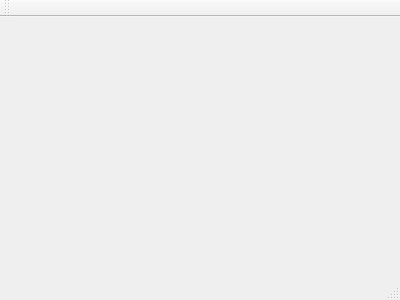
artwaw/nibiru, file mainwindow.ui: the form before one commit.
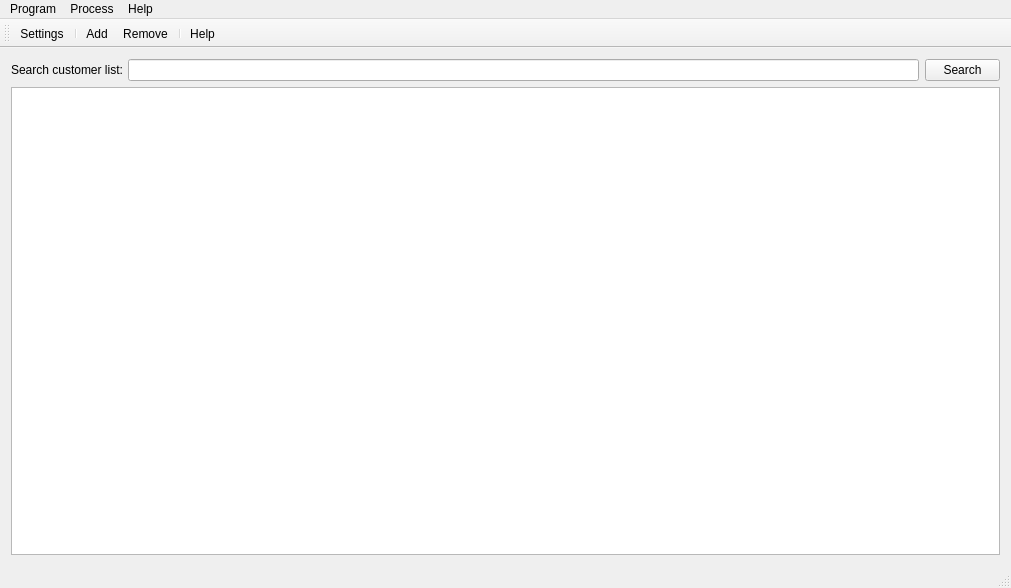
The form after the commit. Icons and pictures are not drawn.

```diff
--- a/mainwindow.ui
+++ b/mainwindow.ui
@@ -1,24 +1,177 @@
 <ui version="4.0">
  <class>MainWindow</class>
- <widget class="QMainWindow" name="MainWindow" >
-  <property name="geometry" >
+ <widget class="QMainWindow" name="MainWindow">
+  <property name="geometry">
    <rect>
     <x>0</x>
     <y>0</y>
-    <width>400</width>
-    <height>300</height>
+    <width>1009</width>
+    <height>588</height>
    </rect>
   </property>
   <property name="windowTitle" >
    <string>MainWindow</string>
   </property>
-  <widget class="QMenuBar" name="menuBar" />
-  <widget class="QToolBar" name="mainToolBar" />
-  <widget class="QWidget" name="centralWidget" />
-  <widget class="QStatusBar" name="statusBar" />
+  <widget class="QWidget" name="centralWidget">
+   <layout class="QGridLayout" name="gridLayout">
+    <item row="0" column="0">
+     <layout class="QHBoxLayout" name="horizontalLayout">
+      <item>
+       <widget class="QLabel" name="label">
+        <property name="minimumSize">
+         <size>
+          <width>111</width>
+          <height>16</height>
+         </size>
+        </property>
+        <property name="text">
+         <string>Search customer list:</string>
+        </property>
+       </widget>
+      </item>
+      <item>
+       <widget class="QLineEdit" name="lineEdit">
+        <property name="minimumSize">
+         <size>
+          <width>791</width>
+          <height>20</height>
+         </size>
+        </property>
+       </widget>
+      </item>
+      <item>
+       <widget class="QPushButton" name="pushButton">
+        <property name="maximumSize">
+         <size>
+          <width>75</width>
+          <height>23</height>
+         </size>
+        </property>
+        <property name="text">
+         <string>Search</string>
+        </property>
+       </widget>
+      </item>
+     </layout>
+    </item>
+    <item row="1" column="0">
+     <widget class="QTreeView" name="treeView"/>
+    </item>
+   </layout>
+  </widget>
+  <widget class="QMenuBar" name="menuBar">
+   <property name="geometry">
+    <rect>
+     <x>0</x>
+     <y>0</y>
+     <width>1009</width>
+     <height>21</height>
+    </rect>
+   </property>
+   <widget class="QMenu" name="menuProgram">
+    <property name="title">
+     <string>Program</string>
+    </property>
+    <addaction name="actionSettings"/>
+    <addaction name="separator"/>
+    <addaction name="actionQuit"/>
+   </widget>
+   <widget class="QMenu" name="menuProcess">
+    <property name="title">
+     <string>Process</string>
+    </property>
+    <addaction name="actionAdd"/>
+    <addaction name="actionRemove"/>
+   </widget>
+   <widget class="QMenu" name="menuHelp">
+    <property name="title">
+     <string>Help</string>
+    </property>
+    <addaction name="actionHelp"/>
+   </widget>
+   <addaction name="menuProgram"/>
+   <addaction name="menuProcess"/>
+   <addaction name="menuHelp"/>
+  </widget>
+  <widget class="QToolBar" name="mainToolBar">
+   <attribute name="toolBarArea">
+    <enum>TopToolBarArea</enum>
+   </attribute>
+   <attribute name="toolBarBreak">
+    <bool>false</bool>
+   </attribute>
+   <addaction name="actionSettings"/>
+   <addaction name="separator"/>
+   <addaction name="actionAdd"/>
+   <addaction name="actionRemove"/>
+   <addaction name="separator"/>
+   <addaction name="actionHelp"/>
+  </widget>
+  <widget class="QStatusBar" name="statusBar"/>
+  <action name="actionSettings">
+   <property name="icon">
+    <iconset resource="res.qrc">
+     <normaloff>:/img/31188-200.png</normaloff>:/img/31188-200.png</iconset>
+   </property>
+   <property name="text">
+    <string>Settings...</string>
+   </property>
+   <property name="shortcut">
+    <string>F4</string>
+   </property>
+  </action>
+  <action name="actionQuit">
+   <property name="icon">
+    <iconset resource="res.qrc">
+     <normaloff>:/img/quit.png</normaloff>:/img/quit.png</iconset>
+   </property>
+   <property name="text">
+    <string>Quit</string>
+   </property>
+   <property name="shortcut">
+    <string>Ctrl+Q</string>
+   </property>
+  </action>
+  <action name="actionHelp">
+   <property name="icon">
+    <iconset resource="res.qrc">
+     <normaloff>:/img/help.png</normaloff>:/img/help.png</iconset>
+   </property>
+   <property name="text">
+    <string>Help</string>
+   </property>
+  </action>
+  <action name="actionSearch">
+   <property name="icon">
+    <iconset resource="res.qrc">
+     <normaloff>:/img/lookup.png</normaloff>:/img/lookup.png</iconset>
+   </property>
+   <property name="text">
+    <string>Search</string>
+   </property>
+  </action>
+  <action name="actionAdd">
+   <property name="icon">
+    <iconset resource="res.qrc">
+     <normaloff>:/img/prescription.png</normaloff>:/img/prescription.png</iconset>
+   </property>
+   <property name="text">
+    <string>Add</string>
+   </property>
+  </action>
+  <action name="actionRemove">
+   <property name="icon">
+    <iconset resource="res.qrc">
+     <normaloff>:/img/disacrd.png</normaloff>:/img/disacrd.png</iconset>
+   </property>
+   <property name="text">
+    <string>Remove</string>
+   </property>
+  </action>
  </widget>
- <layoutDefault spacing="6" margin="11" />
- <pixmapfunction></pixmapfunction>
- <resources/>
+ <layoutdefault spacing="6" margin="11"/>
+ <resources>
+  <include location="res.qrc"/>
+ </resources>
  <connections/>
 </ui>
```
Left out of the diff: 3 changed lines with no effect on the pictures.
